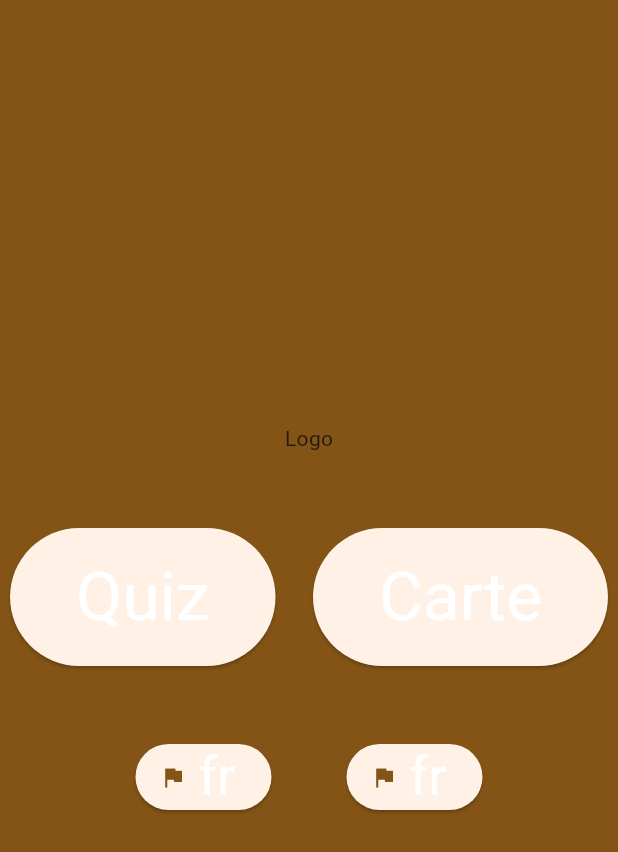
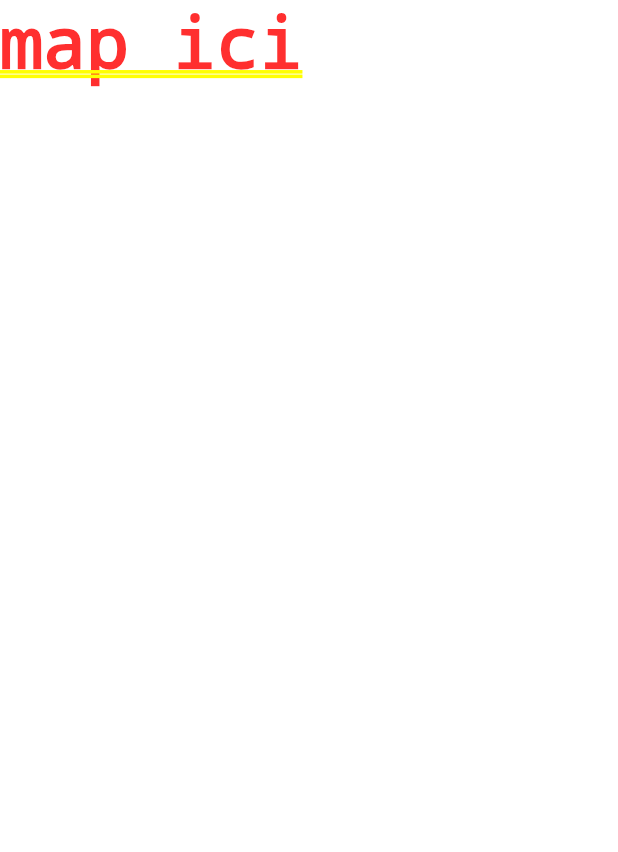
Before and after one commit to francoisbrouchoud/ExpoNomade_MuseumEduApp, a Flutter app: the screen it shows after launch, after a tap on "Carte", on a phone screen of 412 x 824 dp. Shown: the top 852 px of the screen. Run offline on Flutter 3.47's test engine with Material 2 defaults, Android fonts, the phone set to English and light mode, and no system bars.

Commit message:
5 : use theme, prepare route and navigation

```diff
--- a/Mobile/expo_nomade_mobile/lib/homePage.dart
+++ b/Mobile/expo_nomade_mobile/lib/homePage.dart
@@ -1,16 +1,10 @@
 import 'package:flutter/material.dart';
 
+import 'mappage.dart';
+
+/// Contains the homepage builder
 class HomePage extends StatefulWidget {
   const HomePage({super.key, required this.title});
-
-  // This widget is the home page of your application. It is stateful, meaning
-  // that it has a State object (defined below) that contains fields that affect
-  // how it looks.
-
-  // This class is the configuration for the state. It holds the values (in this
-  // case the title) provided by the parent (in this case the App widget) and
-  // used by the build method of the State. Fields in a Widget subclass are
-  // always marked "final".
 
   final String title;
 
@@ -18,35 +12,16 @@ class HomePage extends StatefulWidget {
   State<HomePage> createState() => _HomePageState();
 }
 
+/// Containes the home page content with the state
 class _HomePageState extends State<HomePage> {
   @override
   Widget build(BuildContext context) {
     final theme = Theme.of(context);
-    // This method is rerun every time setState is called, for instance as done
-    // by the _incrementCounter method above.
-    //
-    // The Flutter framework has been optimized to make rerunning build methods
-    // fast, so that you can just rebuild anything that needs updating rather
-    // than having to individually change instances of widgets.
+
     return Scaffold(
       backgroundColor: theme.colorScheme.primary,
       body: Center(
-        // Center is a layout widget. It takes a single child and positions it
-        // in the middle of the parent.
         child: Column(
-          // Column is also a layout widget. It takes a list of children and
-          // arranges them vertically. By default, it sizes itself to fit its
-          // children horizontally, and tries to be as tall as its parent.
-          //
-          // Column has various properties to control how it sizes itself and
-          // how it positions its children. Here we use mainAxisAlignment to
-          // center the children vertically; the main axis here is the vertical
-          // axis because Columns are vertical (the cross axis would be
-          // horizontal).
-          //
-          // TRY THIS: Invoke "debug painting" (choose the "Toggle Debug Paint"
-          // action in the IDE, or press "p" in the console), to see the
-          // wireframe for each widget.
           mainAxisAlignment: MainAxisAlignment.center,
           children: <Widget>[
             const Text(
@@ -59,12 +34,22 @@ class _HomePageState extends State<HomePage> {
                 MainButton(
                     action: () {
                       print("quiz");
+                      Navigator.of(context).push(
+                        MaterialPageRoute(
+                          builder: (context) => const Placeholder(),
+                        ),
+                      );
                     },
                     text: 'Quiz'),
                 SizedBox(width: 25),
                 MainButton(
                     action: () {
                       print("map");
+                      Navigator.of(context).push(
+                        MaterialPageRoute(
+                          builder: (context) => const MapPage(),
+                        ),
+                      );
                     },
                     text: 'Carte'),
               ],
@@ -84,7 +69,7 @@ class _HomePageState extends State<HomePage> {
                   action: () {
                     print("Allemand");
                   },
-                  text: 'fr',
+                  text: 'de',
                 ),
               ],
             ),
@@ -95,6 +80,7 @@ class _HomePageState extends State<HomePage> {
   }
 }
 
+/// Contain the design of a main button from the homepage
 class MainButton extends StatelessWidget {
   const MainButton({super.key, required this.text, required this.action});
 
@@ -109,12 +95,17 @@ class MainButton extends StatelessWidget {
     );
     return ElevatedButton(
         onPressed: action,
+        style: ElevatedButton.styleFrom(
+          backgroundColor: theme.colorScheme.secondary,
+        ),
         child: Padding(
             padding: const EdgeInsets.all(20),
             child: Text(text, style: btnTextStyle)));
   }
 }
 
+/// Contain the design of a language button from the homepage
+/// TODO : add a flag instad of icon
 class LangButton extends StatelessWidget {
   const LangButton({super.key, required this.text, required this.action});
 
@@ -125,12 +116,14 @@ class LangButton extends StatelessWidget {
   Widget build(BuildContext context) {
     final theme = Theme.of(context);
     final lanTextStyle = theme.textTheme.displaySmall!.copyWith(
-      color: theme.colorScheme.onPrimary,
+      color: theme.colorScheme.onSecondary,
     );
     return ElevatedButton.icon(
-      onPressed: action,
-      icon: Icon(Icons.flag),
-      label: Text(text, style: lanTextStyle),
-    );
+        onPressed: action,
+        icon: Icon(Icons.flag),
+        label: Text(text, style: lanTextStyle),
+        style: ElevatedButton.styleFrom(
+          backgroundColor: theme.colorScheme.secondary,
+        ));
   }
 }
--- a/Mobile/expo_nomade_mobile/lib/main.dart
+++ b/Mobile/expo_nomade_mobile/lib/main.dart
@@ -1,11 +1,13 @@
 import 'package:flutter/material.dart';
 
 import 'homepage.dart';
+import 'mappage.dart';
 
 void main() {
   runApp(const MyApp());
 }
 
+/// It is the class that contains the root
 class MyApp extends StatelessWidget {
   const MyApp({super.key});
 
@@ -13,28 +15,24 @@ class MyApp extends StatelessWidget {
   @override
   Widget build(BuildContext context) {
     return MaterialApp(
-      title: 'Flutter Demo',
+      title: 'Expo Nomade',
+
+      /// TODO : define with Julienne
       theme: ThemeData(
-        // This is the theme of your application.
-        //
-        // TRY THIS: Try running your application with "flutter run". You'll see
-        // the application has a blue toolbar. Then, without quitting the app,
-        // try changing the seedColor in the colorScheme below to Colors.green
-        // and then invoke "hot reload" (save your changes or press the "hot
-        // reload" button in a Flutter-supported IDE, or press "r" if you used
-        // the command line to start the app).
-        //
-        // Notice that the counter didn't reset back to zero; the application
-        // state is not lost during the reload. To reset the state, use hot
-        // restart instead.
-        //
-        // This works for code too, not just values: Most code changes can be
-        // tested with just a hot reload.
-        colorScheme:
-            ColorScheme.fromSeed(seedColor: Color.fromARGB(255, 255, 160, 6)),
+        colorScheme: ColorScheme.fromSeed(
+            seedColor: Color.fromARGB(255, 230, 147, 14),
+            primary: Color.fromARGB(255, 230, 147, 14),
+            onPrimary: Color.fromARGB(255, 0, 0, 0),
+            secondary: Color.fromARGB(255, 252, 240, 221),
+            onSecondary: Color.fromARGB(255, 40, 40, 40)),
+        textTheme: const TextTheme(bodyMedium: TextStyle(fontFamily: 'Arial')),
         useMaterial3: true,
       ),
       home: const HomePage(title: 'Expo Nomade'),
+      routes: {
+        '/map': (context) => MapPage(),
+        '/quiz': (context) => Placeholder(),
+      },
     );
   }
 }
--- a/Mobile/expo_nomade_mobile/lib/mapPage.dart
+++ b/Mobile/expo_nomade_mobile/lib/mapPage.dart
@@ -1 +1,16 @@
 import 'package:flutter/material.dart';
+
+class MapPage extends StatefulWidget {
+  const MapPage({super.key});
+
+  @override
+  State<MapPage> createState() => _MapPageState();
+}
+
+class _MapPageState extends State<MapPage> {
+  @override
+  Widget build(BuildContext context) {
+    final theme = Theme.of(context);
+    return Text("map ici");
+  }
+}
```
